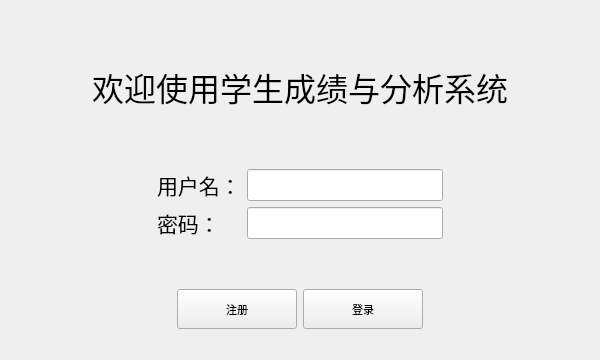
Old version of the form loginview.ui in the repository TheWeakest34/StudentManageSystem.
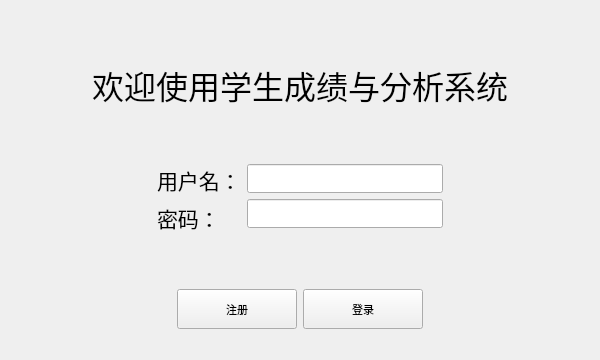
New version of the form.

Commit message: 使用样式表优化界面

What changed in the file:
```diff
--- a/loginview.ui
+++ b/loginview.ui
@@ -20,8 +20,6 @@
   </property>
   <layout class="QGridLayout" name="gridLayout">
    <item row="0" column="0">
-    <layout class="QVBoxLayout" name="verticalLayout_5">
-     <item>
       <layout class="QVBoxLayout" name="verticalLayout_4">
        <item>
         <spacer name="verticalSpacer_2">
@@ -72,8 +70,8 @@
        </item>
       </layout>
      </item>
-     <item>
-      <layout class="QHBoxLayout" name="horizontalLayout_4">
+   <item row="1" column="0">
+    <layout class="QHBoxLayout" name="horizontalLayout_2">
        <item>
         <spacer name="horizontalSpacer">
          <property name="orientation">
@@ -90,8 +88,6 @@
        <item>
         <layout class="QVBoxLayout" name="verticalLayout_3">
          <item>
-          <layout class="QHBoxLayout" name="horizontalLayout_2">
-           <item>
             <layout class="QHBoxLayout" name="horizontalLayout">
              <item>
               <layout class="QVBoxLayout" name="verticalLayout_2">
@@ -119,6 +115,22 @@
                  </property>
                 </widget>
                </item>
+           <item>
+            <spacer name="horizontalSpacer_3">
+             <property name="orientation">
+              <enum>Qt::Orientation::Horizontal</enum>
+             </property>
+             <property name="sizeType">
+              <enum>QSizePolicy::Policy::Maximum</enum>
+             </property>
+             <property name="sizeHint" stdset="0">
+              <size>
+               <width>80</width>
+               <height>29</height>
+              </size>
+             </property>
+            </spacer>
+           </item>
               </layout>
              </item>
              <item>
@@ -146,12 +158,6 @@
                  </property>
                 </widget>
                </item>
-              </layout>
-             </item>
-            </layout>
-           </item>
-          </layout>
-         </item>
          <item>
           <widget class="QLabel" name="ErrorLabel">
            <property name="font">
@@ -164,6 +170,10 @@
            </property>
           </widget>
          </item>
+          </layout>
+         </item>
+        </layout>
+       </item>
          <item>
           <spacer name="verticalSpacer_3">
            <property name="orientation">
@@ -275,8 +285,6 @@
           </size>
          </property>
         </spacer>
-       </item>
-      </layout>
      </item>
     </layout>
    </item>
```
Lines whose indentation alone changed are shown as unchanged. The commit also changes 6 other files.
